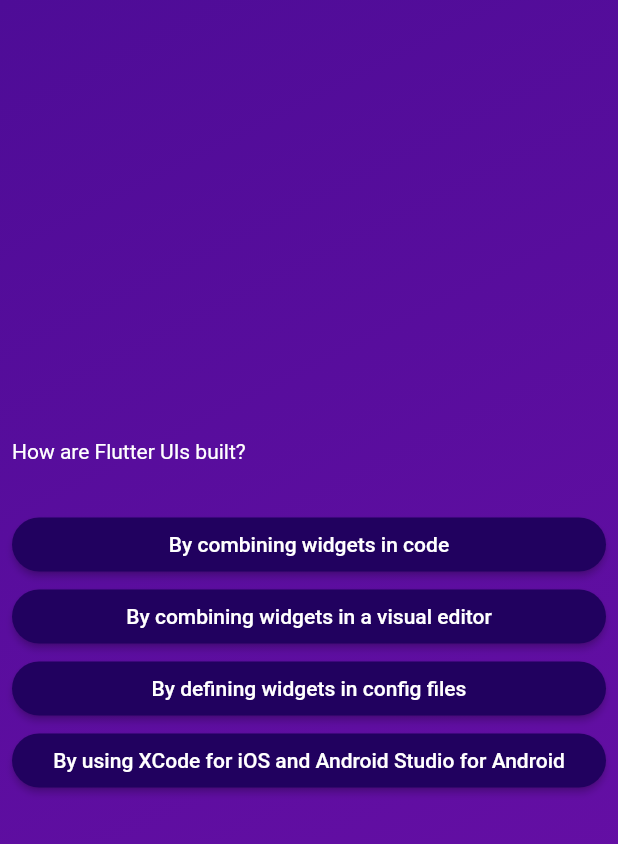
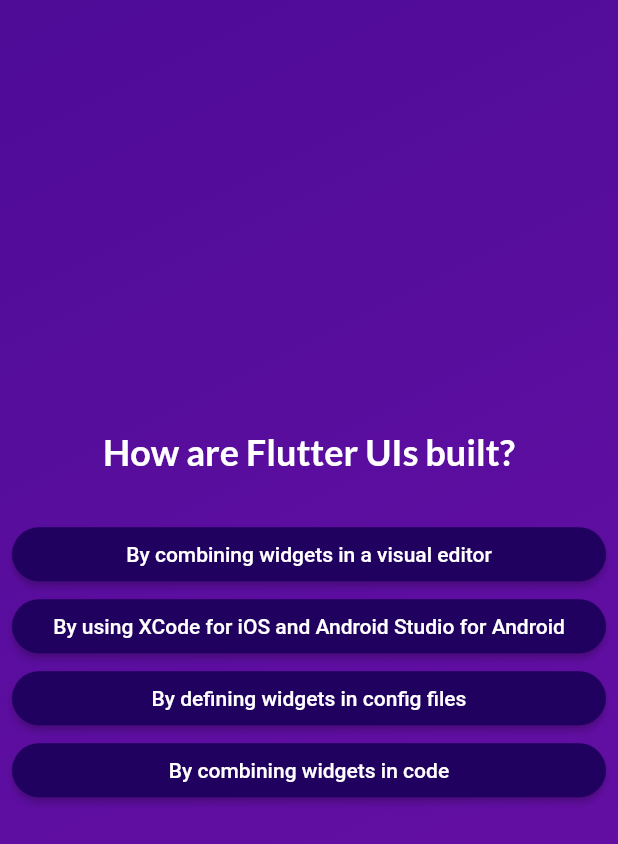
Before and after one commit to pd28CSE/QuizApp-Flutter-2, a Flutter app: the screen it shows after launch, after a tap on "Start", after a tap on "Components", on a phone screen of 412 x 824 dp. Shown: the top 844 px of the screen. Run offline on Flutter 3.47's test engine with Material 2 defaults, Android fonts, the phone set to English and light mode, and no system bars; our stand-ins replace google_fonts.

Commit message:
add GoogleFonts and every question answer is shuffeled

```diff
--- a/lib/answer_button.dart
+++ b/lib/answer_button.dart
@@ -22,7 +22,10 @@ class AnswerButton extends StatelessWidget {
         backgroundColor: const Color.fromARGB(255, 33, 1, 95),
         foregroundColor: Colors.white,
       ),
-      child: Text(answer),
+      child: Text(
+        answer,
+        textAlign: TextAlign.center,
+      ),
     );
   }
 }
--- a/lib/models/quize_question.dart
+++ b/lib/models/quize_question.dart
@@ -3,4 +3,11 @@ class QuizQuestion {
   final List<String> answers;
 
   const QuizQuestion({required this.text, required this.answers});
+
+  List<String> getShuffeledAnswer() {
+    List<String> shuffeledAnswer = List.of(answers);
+    shuffeledAnswer.shuffle();
+
+    return shuffeledAnswer;
+  }
 }
--- a/lib/screens/home_screen.dart
+++ b/lib/screens/home_screen.dart
@@ -1,4 +1,6 @@
 import 'package:flutter/material.dart';
+
+import 'package:google_fonts/google_fonts.dart';
 
 class HomeScreen extends StatelessWidget {
   final VoidCallback? screenChange;
@@ -18,11 +20,11 @@ class HomeScreen extends StatelessWidget {
         const SizedBox(
           height: 50,
         ),
-        const Text(
+        Text(
           'Flutter',
-          style: TextStyle(
+          style: GoogleFonts.lato(
             fontSize: 24,
-            color: Color.fromARGB(255, 237, 223, 252),
+            color: const Color.fromARGB(255, 237, 223, 252),
           ),
         ),
         const SizedBox(
--- a/lib/screens/questions_screen.dart
+++ b/lib/screens/questions_screen.dart
@@ -1,4 +1,6 @@
 import 'package:flutter/material.dart';
+
+import 'package:google_fonts/google_fonts.dart';
 
 import 'package:quizeapp/answer_button.dart';
 import 'package:quizeapp/data/questions.dart';
@@ -23,19 +25,25 @@ class _QuestionsScreenState extends State<QuestionsScreen> {
         children: <Widget>[
           Text(
             questions[currentQuestion].text,
-            style: const TextStyle(
+            style: GoogleFonts.lato(
+              fontSize: 24,
               color: Colors.white,
+              fontWeight: FontWeight.bold,
             ),
+            textAlign: TextAlign.center,
           ),
           const SizedBox(
             height: 30,
           ),
-          ...questions[currentQuestion].answers.map((questionAnswer) {
+          ...questions[currentQuestion]
+              .getShuffeledAnswer()
+              .map((questionAnswer) {
             return AnswerButton(
                 answer: questionAnswer,
                 onTab: () {
-                  currentQuestion = (currentQuestion + 1) % questions.length;
-                  setState(() {});
+                  setState(() {
+                    currentQuestion = (currentQuestion + 1) % questions.length;
+                  });
                 });
           }),
         ],
--- a/pubspec.yaml
+++ b/pubspec.yaml
@@ -35,6 +35,7 @@ dependencies:
   # The following adds the Cupertino Icons font to your application.
   # Use with the CupertinoIcons class for iOS style icons.
   cupertino_icons: ^1.0.2
+  google_fonts: ^4.0.3
 
 dev_dependencies:
   flutter_test:
```
Also changed, not shown: pubspec.lock, 1 other file.
